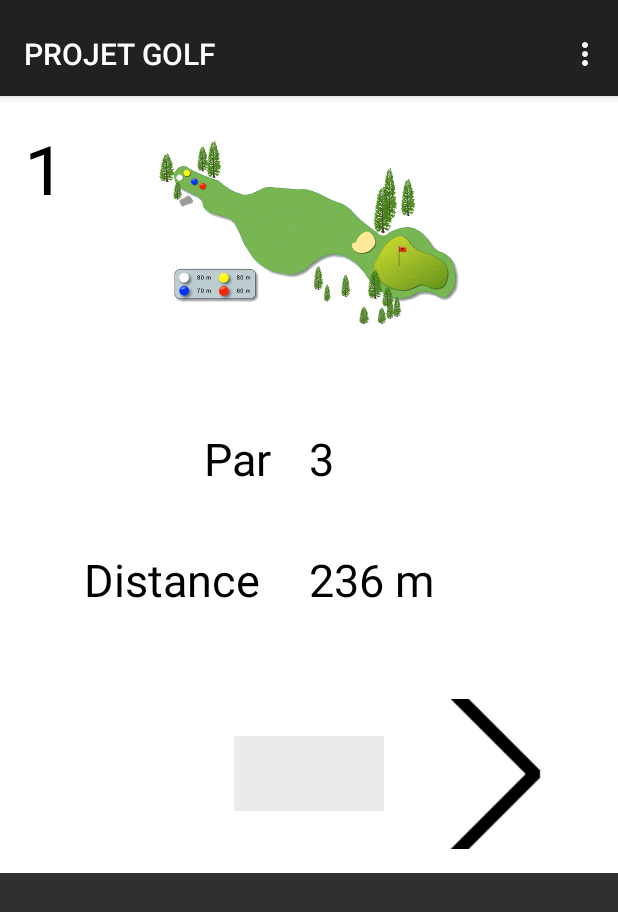
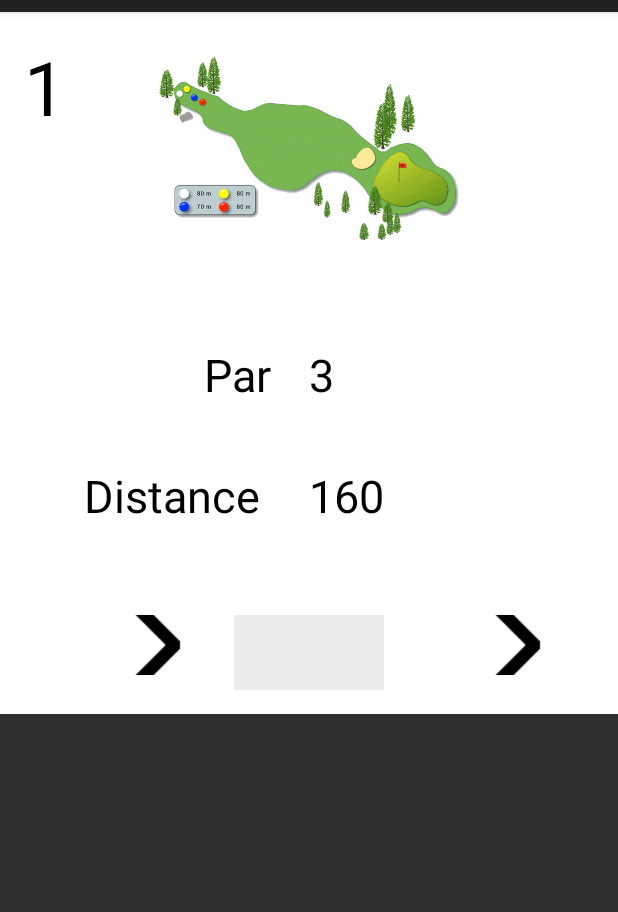
Before and after one commit to maxczd/application_GolfTracker, an Android app: the screen it shows after launch (CourseActivity), on a phone screen of 412 x 824 dp. Shown: the top 912 px of the screen. Run offline under Robolectric (Android 15) with nearby library versions, the phone set to English and light mode, and no system bars.

Commit message:
Génération parcours en dur OK

```diff
--- a/PROJETGOLF/app/src/main/java/com/cazade/golf/projetgolf/CourseActivity.java
+++ b/PROJETGOLF/app/src/main/java/com/cazade/golf/projetgolf/CourseActivity.java
@@ -13,7 +13,8 @@ import android.view.Menu;
 import android.view.MenuItem;
 import android.view.View;
 import android.view.ViewGroup;
-import android.widget.TextView;
+
+import layout.HoleFragment;
 
 public class CourseActivity extends AppCompatActivity implements HoleFragment.OnFragmentInteractionListener{
 
@@ -55,6 +56,7 @@ public class CourseActivity extends AppCompatActivity implements HoleFragment.On
     public boolean onCreateOptionsMenu(Menu menu) {
         // Inflate the menu; this adds items to the action bar if it is present.
         getMenuInflater().inflate(R.menu.menu_course, menu);
+        getSupportActionBar().hide();
         return true;
     }
 
@@ -107,8 +109,6 @@ public class CourseActivity extends AppCompatActivity implements HoleFragment.On
         public View onCreateView(LayoutInflater inflater, ViewGroup container,
                                  Bundle savedInstanceState) {
             View rootView = inflater.inflate(R.layout.fragment_course, container, false);
-            TextView textView = (TextView) rootView.findViewById(R.id.section_label);
-            textView.setText(getString(R.string.section_format, getArguments().getInt(ARG_SECTION_NUMBER)));
             return rootView;
         }
     }
@@ -128,15 +128,22 @@ public class CourseActivity extends AppCompatActivity implements HoleFragment.On
             // getItem is called to instantiate the fragment for the given page.
             // Return a PlaceholderFragment (defined as a static inner class below).
             switch(position){
-                case 0: return HoleFragment.newInstance("1","3");
-                case 1 : return HoleFragment.newInstance("2","4");
+                case 0: return HoleFragment.newInstance("1","3", "160");
+                case 1 : return HoleFragment.newInstance("2","4", "240");
+                case 2 : return HoleFragment.newInstance("3","4", "240");
+                case 3 : return HoleFragment.newInstance("4","4", "240");
+                case 4 : return HoleFragment.newInstance("5","4", "240");
+                case 5 : return HoleFragment.newInstance("6","4", "240");
+                case 6 : return HoleFragment.newInstance("7","4", "240");
+                case 7 : return HoleFragment.newInstance("8","4", "240");
+                case 8 : return HoleFragment.newInstance("9","4", "240");
             }
             return null;
         }
 
         @Override
         public int getCount() {
-            return 2;
+            return 9;
         }
 
         @Override
--- a/PROJETGOLF/app/src/main/java/com/cazade/golf/projetgolf/HoleFragment.java
+++ b/PROJETGOLF/app/src/main/java/layout/HoleFragment.java
@@ -1,4 +1,4 @@
-package com.cazade.golf.projetgolf;
+package layout;
 
 import android.content.Context;
 import android.net.Uri;
@@ -8,6 +8,9 @@ import android.view.View;
 import android.view.ViewGroup;
 
 import android.support.v4.app.Fragment;
+import android.widget.TextView;
+
+import com.cazade.golf.projetgolf.R;
 
 public class HoleFragment extends Fragment {
 
@@ -15,21 +18,26 @@ public class HoleFragment extends Fragment {
     // the fragment initialization parameters, e.g. ARG_ITEM_NUMBER
     private static final String ARG_PARAM1 = "param1";
     private static final String ARG_PARAM2 = "param2";
+    private static final String ARG_PARAM3 = "param3";
 
     // TODO: Rename and change types of parameters
     private String mParam1;
     private String mParam2;
+    private String mParam3;
+
+    TextView holeText, parText, distanceText;
 
     private OnFragmentInteractionListener mListener;
 
     public HoleFragment() {
         // Required empty public constructor
     }
-    public static HoleFragment newInstance(String param1, String param2) {
+    public static HoleFragment newInstance(String param1, String param2, String param3) {
         HoleFragment fragment = new HoleFragment();
         Bundle args = new Bundle();
         args.putString(ARG_PARAM1, param1);
         args.putString(ARG_PARAM2, param2);
+        args.putString(ARG_PARAM3, param3);
         fragment.setArguments(args);
         return fragment;
     }
@@ -41,6 +49,7 @@ public class HoleFragment extends Fragment {
             if (getArguments() != null) {
                 mParam1 = getArguments().getString(ARG_PARAM1);
                 mParam2 = getArguments().getString(ARG_PARAM2);
+                mParam3 = getArguments().getString(ARG_PARAM3);
             }
         }
     }
@@ -50,7 +59,12 @@ public class HoleFragment extends Fragment {
                              Bundle savedInstanceState) {
         // Inflate the layout for this fragment
         View v = inflater.inflate(R.layout.fragment_hole, container, false);
-
+        holeText = (TextView) v.findViewById(R.id.holeText);
+        holeText.setText(mParam1);
+        parText = (TextView) v.findViewById(R.id.parText);
+        parText.setText(mParam2);
+        distanceText = (TextView) v.findViewById(R.id.distanceText);
+        distanceText.setText(mParam3);
         return v;
     }
 
--- a/PROJETGOLF/app/src/main/res/layout/fragment_course.xml
+++ b/PROJETGOLF/app/src/main/res/layout/fragment_course.xml
@@ -1,16 +1,8 @@
-<RelativeLayout xmlns:android="http://schemas.android.com/apk/res/android"
+<LinearLayout xmlns:android="http://schemas.android.com/apk/res/android"
     xmlns:tools="http://schemas.android.com/tools"
     android:layout_width="match_parent"
-    android:layout_height="match_parent"
-    android:paddingBottom="@dimen/activity_vertical_margin"
-    android:paddingLeft="@dimen/activity_horizontal_margin"
-    android:paddingRight="@dimen/activity_horizontal_margin"
-    android:paddingTop="@dimen/activity_vertical_margin"
+    android:layout_height="fill_parent"
+    android:background="#ffff"
     tools:context="com.cazade.golf.projetgolf.CourseActivity$PlaceholderFragment">
 
-    <TextView
-        android:id="@+id/section_label"
-        android:layout_width="wrap_content"
-        android:layout_height="wrap_content" />
-
-</RelativeLayout>
+</LinearLayout>
--- a/PROJETGOLF/app/src/main/res/layout/fragment_hole.xml
+++ b/PROJETGOLF/app/src/main/res/layout/fragment_hole.xml
@@ -1,118 +1,122 @@
 <FrameLayout xmlns:android="http://schemas.android.com/apk/res/android"
+    xmlns:app="http://schemas.android.com/apk/res-auto"
     xmlns:tools="http://schemas.android.com/tools"
     android:layout_width="match_parent"
     android:layout_height="match_parent"
-    tools:context="com.cazade.golf.projetgolf.HoleFragment">
+    tools:context="com.cazade.golf.projetgolf.layout.HoleFragment">
 
     <!-- TODO: Update blank fragment layout -->
-    <LinearLayout xmlns:android="http://schemas.android.com/apk/res/android"
-        xmlns:app="http://schemas.android.com/apk/res-auto"
-        xmlns:tools="http://schemas.android.com/tools"
+    <LinearLayout
         android:id="@+id/activity_main"
         android:layout_width="match_parent"
         android:layout_height="wrap_content"
+        android:background="#ffffff"
+        android:orientation="vertical"
         android:paddingBottom="@dimen/activity_vertical_margin"
         android:paddingLeft="@dimen/activity_horizontal_margin"
         android:paddingRight="@dimen/activity_horizontal_margin"
         android:paddingTop="@dimen/activity_vertical_margin"
-        tools:context="com.cazade.golf.projetgolf.MainActivity"
-        android:orientation="vertical"
-        android:background="#ffffff">
+        android:weightSum="1"
+        tools:context="com.cazade.golf.projetgolf.MainActivity">
 
         <LinearLayout
-            android:orientation="horizontal"
             android:layout_width="wrap_content"
-            android:layout_height="match_parent">
+            android:layout_height="match_parent"
+            android:orientation="horizontal">
+
             <TextView
+                android:id="@+id/holeText"
                 android:layout_width="wrap_content"
-                android:layout_height="50dp"
+                android:layout_height="60dp"
                 android:text="1"
-                android:textSize="50dp"
-                android:id="@+id/holeText"
-                android:textColor="#000000"/>
+                android:textColor="#000000"
+                android:textSize="50dp" />
 
             <ImageView
+                android:id="@+id/imageView"
                 android:layout_width="321dp"
                 android:layout_height="165dp"
-                app:srcCompat="@drawable/cartehole"
-                android:id="@+id/imageView"
-                android:background="#ffffff"/>
+                android:background="#ffffff"
+                app:srcCompat="@drawable/cartehole" />
         </LinearLayout>
 
         <LinearLayout
-            android:orientation="horizontal"
-            android:layout_width="wrap_content"
-            android:layout_height="match_parent"
-            android:layout_gravity="center_horizontal"
-            android:layout_marginTop="40dp">
-            <TextView
-                android:text="Par"
-                android:layout_width="70dp"
-                android:layout_height="wrap_content"
-                android:id="@+id/parText"
-                android:textSize="30dp"
-                android:textColor="#000000"/>
-
-            <TextView
-                android:text="3"
-                android:layout_width="70dp"
-                android:layout_height="40dp"
-                android:id="@+id/parVarText"
-                android:textSize="30dp"
-                android:textColor="#000000"/>
-        </LinearLayout>
-
-        <LinearLayout
-            android:orientation="horizontal"
             android:layout_width="wrap_content"
             android:layout_height="match_parent"
             android:layout_gravity="center_horizontal"
             android:layout_marginTop="40dp"
+            android:orientation="horizontal">
+
+            <TextView
+                android:layout_width="70dp"
+                android:layout_height="wrap_content"
+                android:text="Par"
+                android:textColor="#000000"
+                android:textSize="30dp" />
+
+            <TextView
+                android:id="@+id/parText"
+                android:layout_width="70dp"
+                android:layout_height="40dp"
+                android:text="3"
+                android:textColor="#000000"
+                android:textSize="30dp" />
+        </LinearLayout>
+
+        <LinearLayout
+            android:layout_width="wrap_content"
+            android:layout_height="match_parent"
+            android:layout_gravity="center_horizontal"
+            android:layout_marginTop="40dp"
+            android:orientation="horizontal"
             android:textColor="#000000">
 
             <TextView
-                android:text="Distance"
                 android:layout_width="150dp"
                 android:layout_height="40dp"
-                android:id="@+id/distanceText"
-                android:textSize="30dp"
-                android:textColor="#000000"/>
+                android:text="Distance"
+                android:textColor="#000000"
+                android:textSize="30dp" />
 
             <TextView
-                android:text="236 m"
+                android:id="@+id/distanceText"
                 android:layout_width="150dp"
                 android:layout_height="40dp"
-                android:id="@+id/distanceVarText"
-                android:textSize="30dp"
-                android:textColor="#000000"/>
+                android:text="236 m"
+                android:textColor="#000000"
+                android:textSize="30dp" />
         </LinearLayout>
 
         <LinearLayout
-            android:orientation="horizontal"
-            android:layout_width="wrap_content"
+            android:layout_width="fill_parent"
             android:layout_height="match_parent"
-            android:layout_gravity="center_horizontal"
-            android:layout_marginTop="60dp">
+            android:layout_gravity="center"
+            android:layout_marginTop="60dp"
+            android:layout_weight="0.30"
+            android:orientation="horizontal">
 
+            <ImageButton
+                android:layout_width="40dp"
+                android:layout_height="40dp"
+                android:layout_weight="1"
+                android:background="#ffffff"
+                app:srcCompat="@drawable/next" />
 
             <EditText
+                android:id="@+id/editText"
                 android:layout_width="100dp"
                 android:layout_height="50dp"
                 android:layout_gravity="center_vertical"
-                android:inputType="number"
+                android:background="#ebebeb"
                 android:ems="10"
-                android:id="@+id/editText"
-                android:background="#ebebeb"
-                android:layout_marginLeft="120dp"
-                android:layout_marginRight="20dp"/>
+                android:inputType="number" />
 
             <ImageButton
-                android:layout_width="100dp"
-                android:layout_height="100dp"
-                app:srcCompat="@drawable/next"
-                android:id="@+id/next"
+                android:layout_width="40dp"
+                android:layout_height="40dp"
                 android:layout_weight="1"
-                android:background="#ffffff"/>
+                android:background="#ffffff"
+                app:srcCompat="@drawable/next" />
 
         </LinearLayout>
 
```
